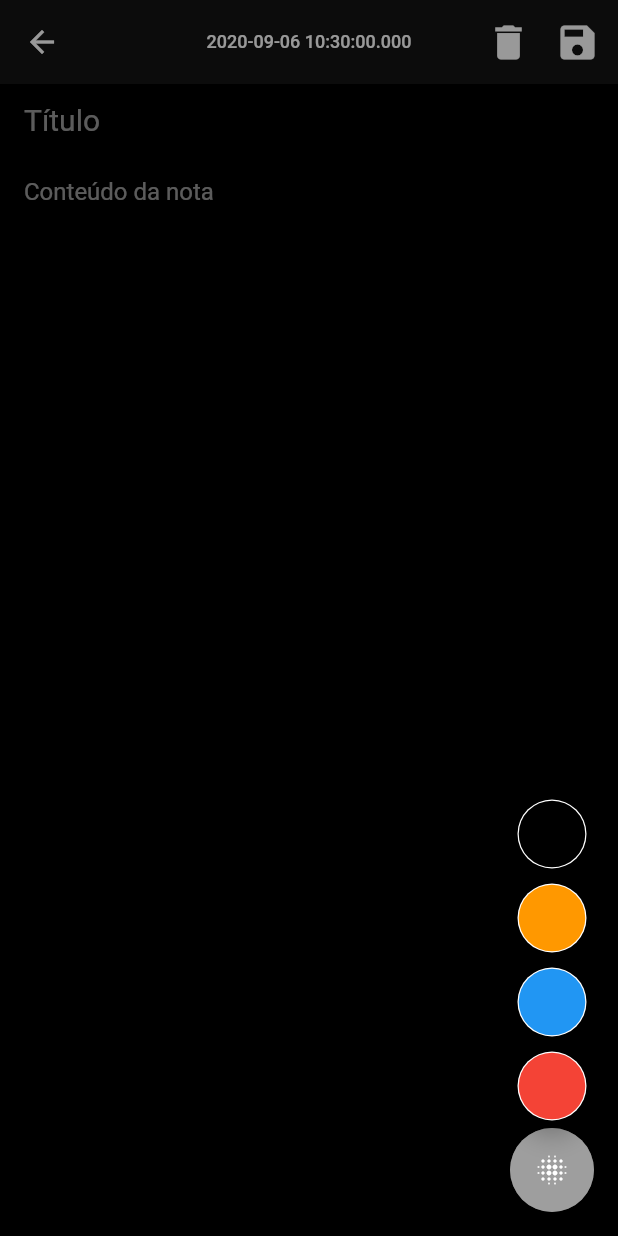
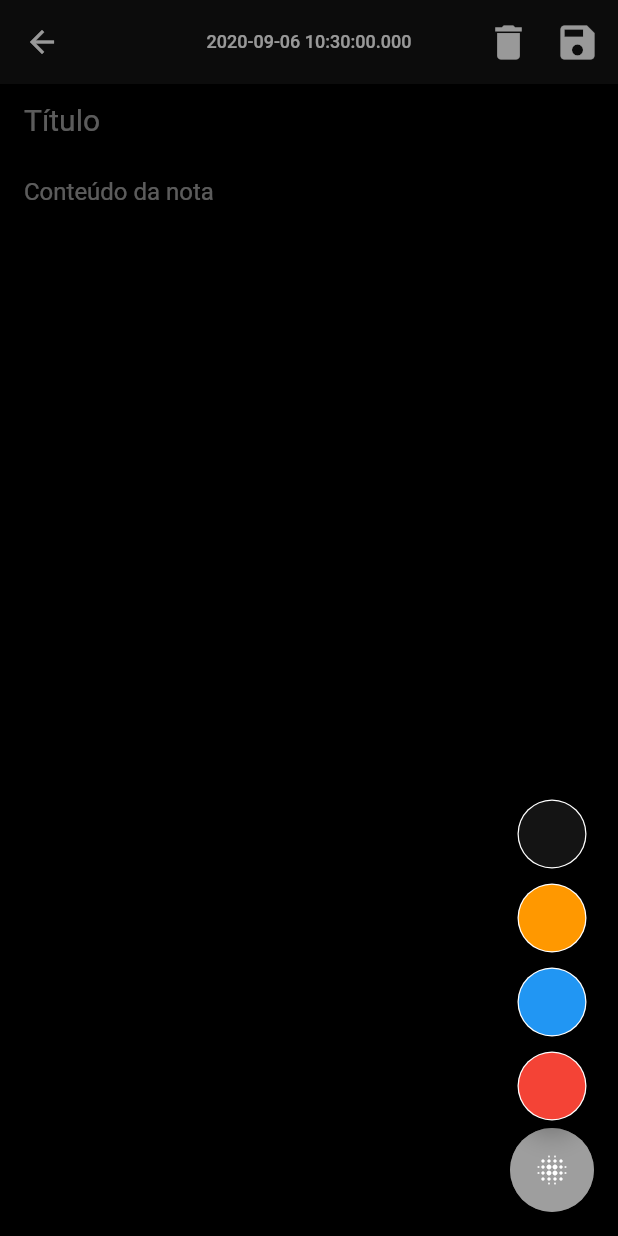
Before and after one commit to whoami0310/DartH-Notes, a Flutter app: the NoteScreen screen opened directly, after a tap on the "save" icon, after a tap on the "blur on" icon, on a phone screen of 412 x 824 dp. Run offline on Flutter 3.47's test engine with Material 2 defaults, Android fonts, the phone set to English and light mode, and no system bars; drawn by our look-alikes of flutter_speed_dial; our stand-ins replace cloud_firestore, flutter_mobx, mobx; accounts and stored records are empty; generated files the repository leaves out were written again.

Commit message:
Small fixes

```diff
--- a/lib/helper/colors.dart
+++ b/lib/helper/colors.dart
@@ -7,7 +7,7 @@ final customColors = {
   "red": Colors.red,
   "blue": Colors.blue,
   "orange": Colors.orange,
-  "black": Colors.black
+  "black": Color(0xFF141414)
 };
 
 final reversedCustomColors = {
--- a/lib/screens/note/components/note_tile.dart
+++ b/lib/screens/note/components/note_tile.dart
@@ -47,8 +47,9 @@ class NoteTile extends StatelessWidget {
                 mainAxisAlignment: MainAxisAlignment.end,
                 children: [
                   Container(
+                    margin: EdgeInsets.only(top: 4),
                     padding: EdgeInsets.symmetric(
-                      vertical: 2,
+                      vertical: 4,
                       horizontal: 4,
                     ),
                     decoration: BoxDecoration(
--- a/lib/screens/note/note_screen.dart
+++ b/lib/screens/note/note_screen.dart
@@ -15,7 +15,7 @@ class NoteScreen extends StatelessWidget {
   Widget build(BuildContext context) {
     return Observer(builder: (_) {
       return Scaffold(
-        backgroundColor: note.color ?? Colors.black,
+        backgroundColor: note.color ?? Color(0xFF141414),
         appBar: AppBar(
           elevation: 0,
           title: Text(
```
